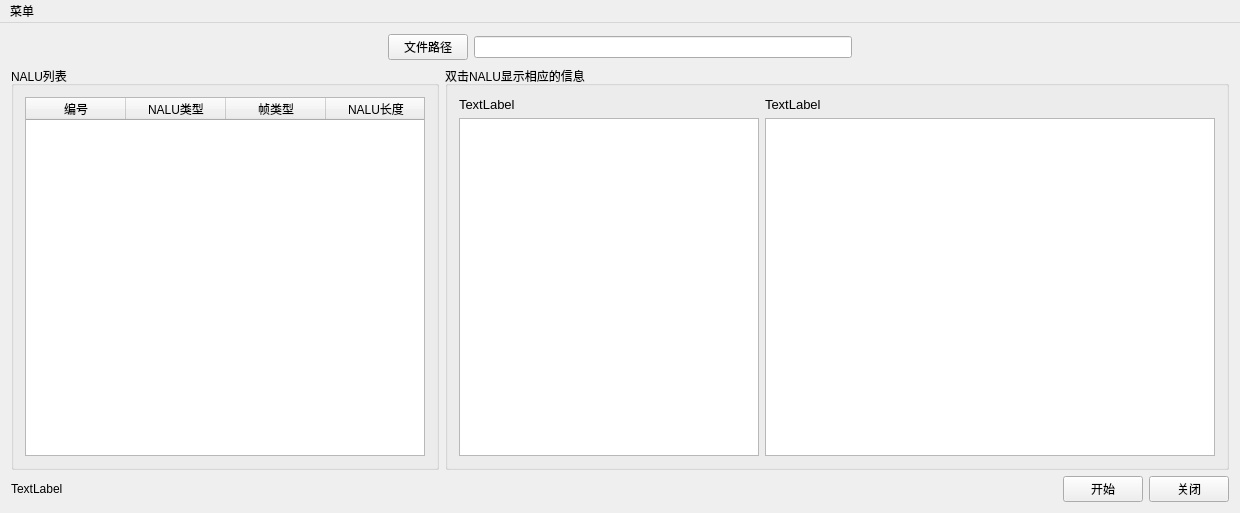
Old version of the form H264AnalysisQt/h264analysisqt.ui in the repository BrianYi/H264AnalysisQt.
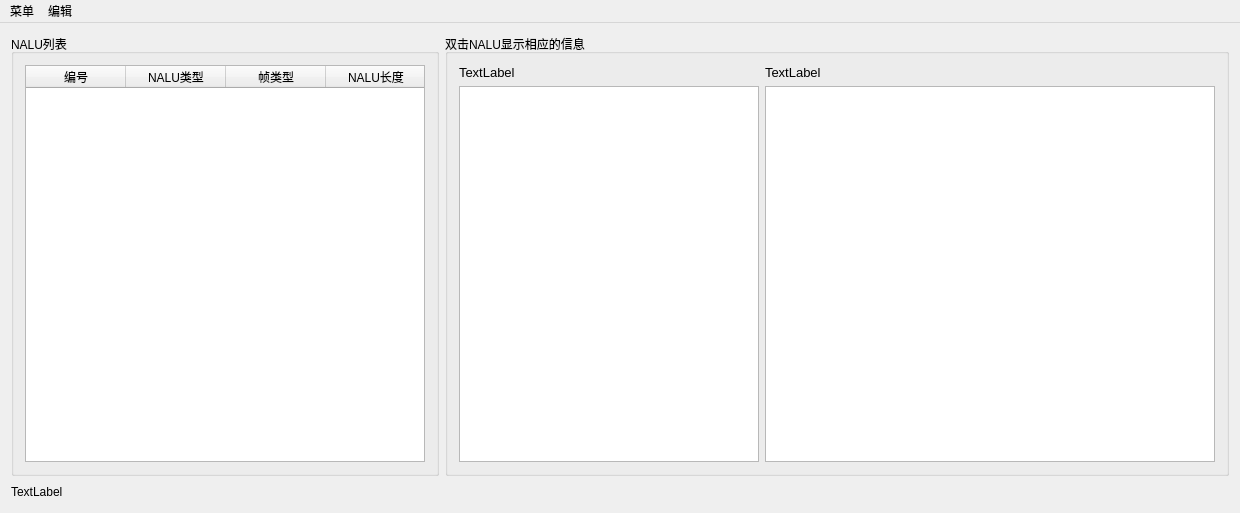
New version of the form.

The edit to the form file:
```diff
--- a/H264AnalysisQt/h264analysisqt.ui
+++ b/H264AnalysisQt/h264analysisqt.ui
@@ -17,46 +17,6 @@
    <layout class="QGridLayout" name="gridLayout">
     <item row="0" column="0">
      <layout class="QVBoxLayout" name="verticalLayout">
-      <item>
-       <layout class="QHBoxLayout" name="horizontalLayout_3">
-        <item>
-         <spacer name="horizontalSpacer_3">
-          <property name="orientation">
-           <enum>Qt::Horizontal</enum>
-          </property>
-          <property name="sizeHint" stdset="0">
-           <size>
-            <width>40</width>
-            <height>20</height>
-           </size>
-          </property>
-         </spacer>
-        </item>
-        <item>
-         <widget class="QPushButton" name="fileRoutePushButton">
-          <property name="text">
-           <string>文件路径</string>
-          </property>
-         </widget>
-        </item>
-        <item>
-         <widget class="QLineEdit" name="fileRouteLineEdit"/>
-        </item>
-        <item>
-         <spacer name="horizontalSpacer_2">
-          <property name="orientation">
-           <enum>Qt::Horizontal</enum>
-          </property>
-          <property name="sizeHint" stdset="0">
-           <size>
-            <width>40</width>
-            <height>20</height>
-           </size>
-          </property>
-         </spacer>
-        </item>
-       </layout>
-      </item>
       <item>
        <layout class="QHBoxLayout" name="horizontalLayout_2">
         <item>
@@ -237,20 +197,6 @@
           </property>
          </spacer>
         </item>
-        <item>
-         <widget class="QPushButton" name="startPushButton">
-          <property name="text">
-           <string>开始</string>
-          </property>
-         </widget>
-        </item>
-        <item>
-         <widget class="QPushButton" name="closePushButton">
-          <property name="text">
-           <string>关闭</string>
-          </property>
-         </widget>
-        </item>
        </layout>
       </item>
      </layout>
@@ -270,9 +216,18 @@
     <property name="title">
      <string>菜单</string>
     </property>
-    <addaction name="actionNALU"/>
+    <addaction name="openFileAction"/>
+    <addaction name="naluInfoAction"/>
+    <addaction name="exitAction"/>
+   </widget>
+   <widget class="QMenu" name="edit">
+    <property name="title">
+     <string>编辑</string>
+    </property>
+    <addaction name="findAction"/>
    </widget>
    <addaction name="menu"/>
+   <addaction name="edit"/>
   </widget>
   <action name="actionNALU">
    <property name="text">
```
Left out of the diff: 29 changed lines with no effect on the pictures.
